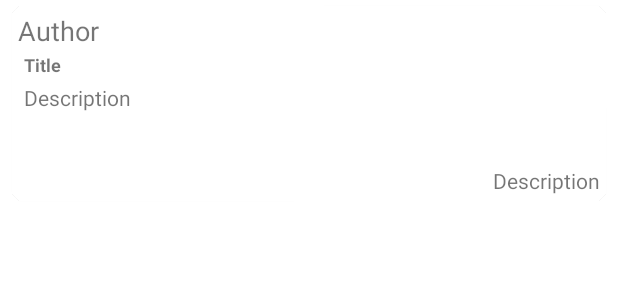
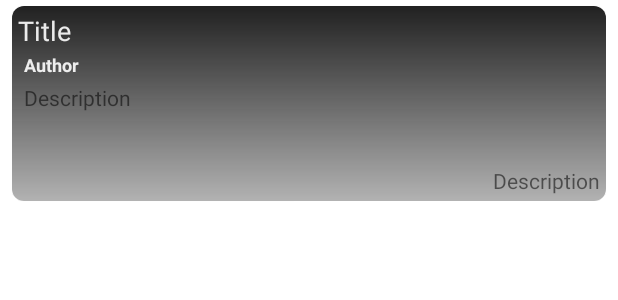
Before and after one commit to edwinperaza/online-healthcare, an Android app: the layout item_feed.xml on its own in the app's theme, with its tools: preview values and no code run, on a phone screen of 412 x 824 dp. Shown: the top 300 px of the screen. Run offline under Robolectric (Android 15) with nearby library versions, the phone set to English and light mode, and no system bars.

Commit message:
item feed

```diff
--- a/app/src/main/res/layout/item_feed.xml
+++ b/app/src/main/res/layout/item_feed.xml
@@ -13,7 +13,8 @@
 
     <androidx.constraintlayout.widget.ConstraintLayout
         android:layout_width="match_parent"
-        android:layout_height="wrap_content">
+        android:layout_height="wrap_content"
+        android:background="@drawable/bg_grey_gradient">
 
         <TextView
             android:id="@+id/feedItemTitle"
@@ -25,10 +26,11 @@
             android:textSize="18sp"
             android:maxLines="1"
             android:ellipsize="end"
+            android:textColor="@color/white_90_percent"
             app:layout_constraintEnd_toEndOf="parent"
             app:layout_constraintStart_toStartOf="parent"
             app:layout_constraintTop_toTopOf="parent"
-            tools:text="Author" />
+            tools:text="Title" />
 
         <TextView
             android:id="@+id/feedItemAuthorAndSource"
@@ -39,11 +41,12 @@
             android:layout_marginEnd="4dp"
             android:textSize="12sp"
             android:textStyle="bold"
+            android:textColor="@color/white_90_percent"
             app:layout_constraintEnd_toEndOf="parent"
             app:layout_constraintHorizontal_bias="0.0"
             app:layout_constraintStart_toStartOf="parent"
             app:layout_constraintTop_toBottomOf="@+id/feedItemTitle"
-            tools:text="Title" />
+            tools:text="Author" />
 
         <TextView
             android:id="@+id/feedItemResume"
```
